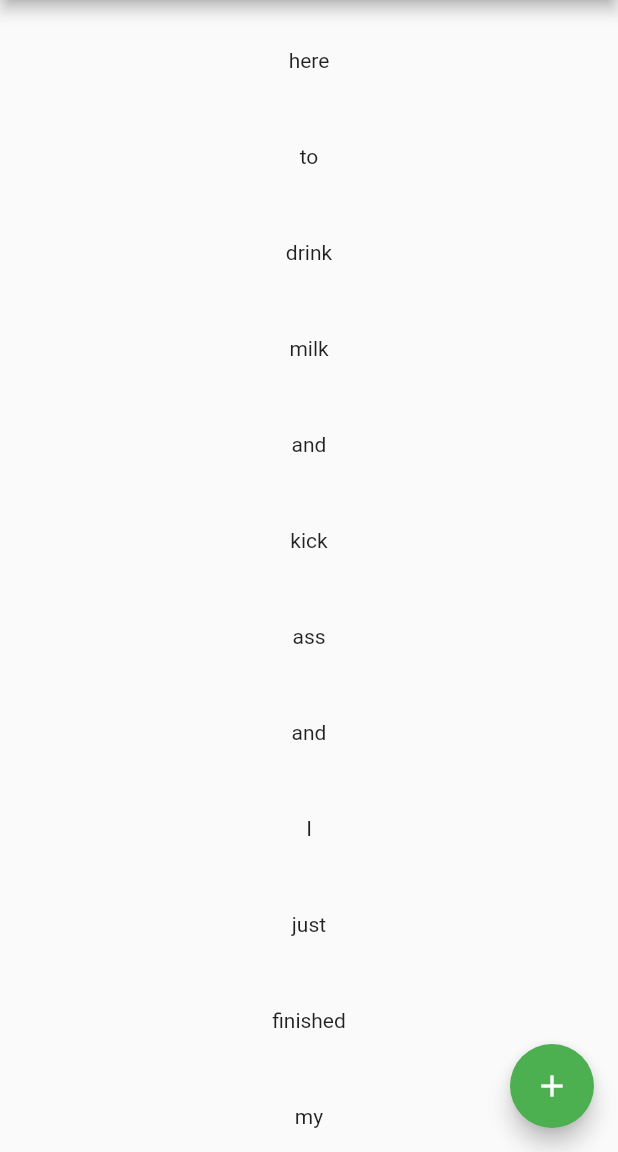
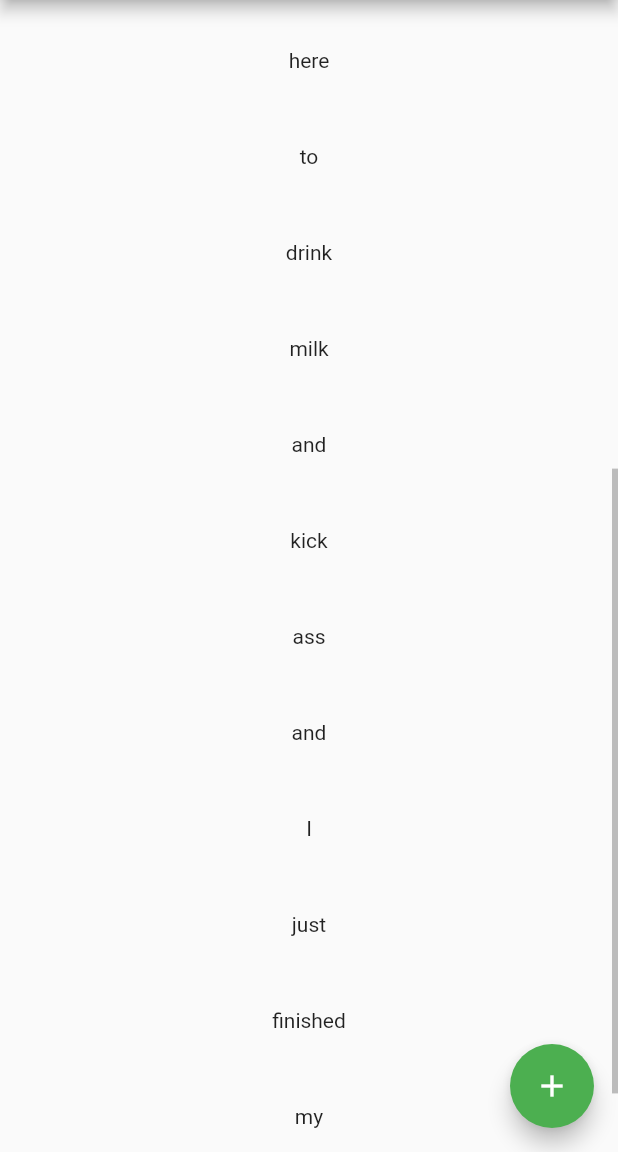
Before and after one commit to dvschnitz/flutter_web, a Flutter app: the screen it shows after launch, scrolled down 576 dp, on a phone screen of 412 x 824 dp, the part 84-1236 px from its top. Run offline on Flutter 3.47's test engine with Material 2 defaults, Android fonts, the phone set to English and light mode, and no system bars.

Commit message:
Updated web app

```diff
--- a/lib/main.dart
+++ b/lib/main.dart
@@ -52,7 +52,8 @@ class _MyHomePageState extends State<MyHomePage> {
       appBar: AppBar(
         title: Text(widget.title),
       ),
-      body: ListView(
+      body: Scrollbar(
+        child: ListView(
           children: [
             Padding(
               padding: const EdgeInsets.only(top: 16.0),
@@ -78,6 +79,7 @@ class _MyHomePageState extends State<MyHomePage> {
             )
           ]
         ),
+      ),
       floatingActionButton: FloatingActionButton(
         onPressed: _incrementCounter,
         tooltip: 'Increment',
```
Lines whose indentation alone changed are shown as unchanged.
